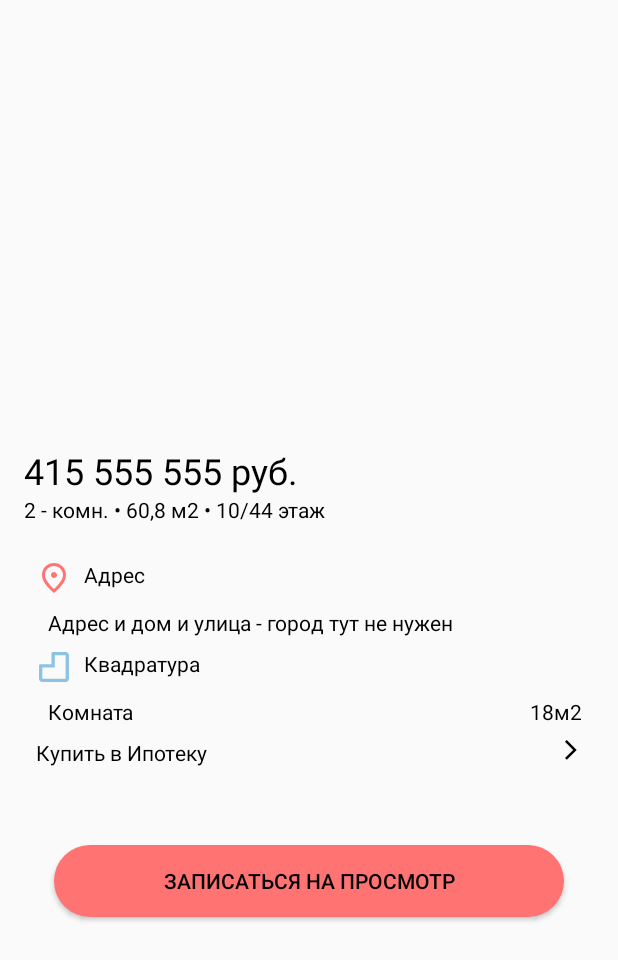
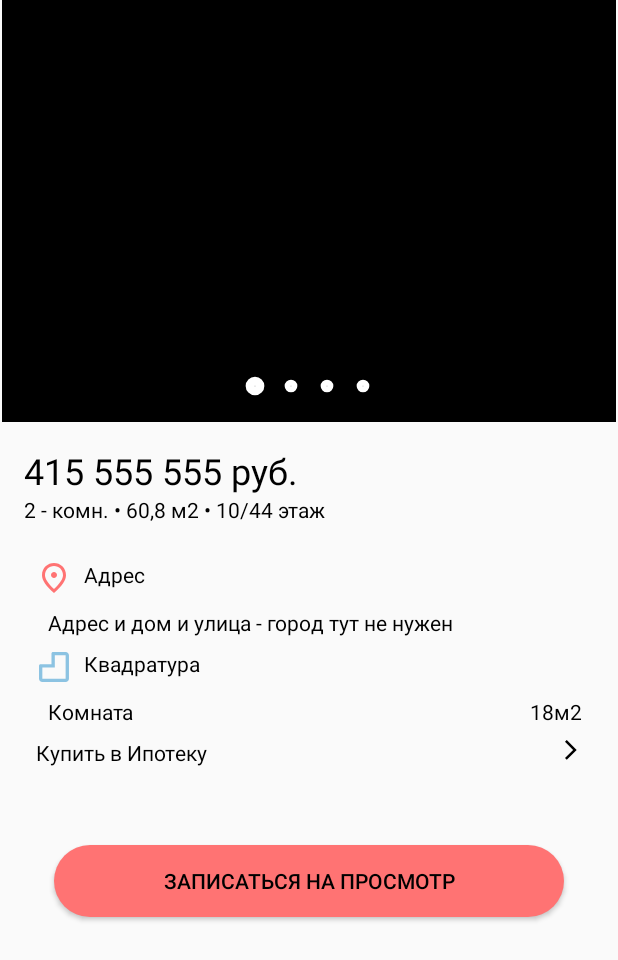
Before and after one commit to Osipuk-organization/DomClick, an Android app: the CardOfApartmentFragment screen opened through its navigation route, on a phone screen of 412 x 824 dp. Shown: the top 960 px of the screen. Run offline under Robolectric (Android 15) with nearby library versions, the phone set to English and light mode, and no system bars; our stand-ins replace Firebase (no records; nobody signed in at launch, a user with empty details on screens opened directly); Roboto replaces fonts that are not available here.

Commit message:
PageViewer with Indicator for CardOfApartmentFragment.kt

```diff
--- a/app/src/main/java/ru/osipuc/domclick/ui/fragments/CardOfApartmentFragment.kt
+++ /dev/null
@@ -1,50 +0,0 @@
-package ru.osipuc.domclick.ui.fragments
-
-import android.view.LayoutInflater
-import android.view.View
-import android.widget.ImageView
-import android.widget.TextView
-import androidx.fragment.app.Fragment
-import kotlinx.android.synthetic.main.fragment_card_of_apartment.*
-import ru.osipuc.domclick.R
-import ru.osipuc.domclick.utilites.APP_ACTIVITY
-
-class CardOfApartmentFragment : Fragment(R.layout.fragment_card_of_apartment) {
-
-    override fun onStart() {
-        super.onStart()
-            //  APP_ACTIVITY.navBottom.visibility = View.GONE
-    }
-
-    override fun onResume() {
-        super.onResume()
-        addRows(R.drawable.ic_geo, "Адрес", null)
-        addRows(null, "Адрес и дом и улица - город тут не нужен", null)
-        addRows(R.drawable.ic_m2, "Квадратура", null)
-        addRows(null, "Комната", "18м2")
-
-        addRows("Купить в Ипотеку")
-    }
-
-    private fun addRows(imageResources: Int?, textStartString: String?, textEndString: String?){
-        val layoutInflater = LayoutInflater.from(context).inflate(R.layout.layout_inner_in_fragment_card, null ,false)
-        val image = layoutInflater.findViewById<ImageView>(R.id.image_view_inner)
-        val textStart =  layoutInflater.findViewById<TextView>(R.id.text_start_main_inner)
-        val textEnd = layoutInflater.findViewById<TextView>(R.id.text_end_main_inner)
-        if (imageResources != null) image.setImageResource(imageResources)
-        if (textStartString != null) textStart.text = textStartString
-        if (textEndString != null) textEnd.text = textEndString
-        val lineLayoutMain = linear_layout_main
-        lineLayoutMain.addView(layoutInflater)
-    }
-
-    private fun addRows(textString: String?){
-        val layoutInflater = LayoutInflater.from(context).inflate(R.layout.layout_inner_add_in_fragment_card, null ,false)
-        val image = layoutInflater.findViewById<ImageView>(R.id.image_add)
-        val text =  layoutInflater.findViewById<TextView>(R.id.text_add)
-        image.setImageResource(R.drawable.ic_arrow_right)
-        if (textString != null) text.text = textString
-        val lineLayoutMain = linear_layout_main
-        lineLayoutMain.addView(layoutInflater)
-    }
-}
--- /dev/null
+++ b/app/src/main/java/ru/osipuc/domclick/ui/fragments/cardOfApartmentFragment/AdapterCardForImage.kt
@@ -0,0 +1,26 @@
+package ru.osipuc.domclick.ui.fragments.cardOfApartmentFragment
+
+import android.view.LayoutInflater
+import android.view.View
+import android.view.ViewGroup
+import androidx.recyclerview.widget.RecyclerView
+import kotlinx.android.synthetic.main.item_image_for_card.view.*
+import ru.osipuc.domclick.R
+
+class AdapterCardForImage(private val colors: IntArray) :
+    RecyclerView.Adapter<AdapterCardForImage.PagerVH>() {
+    class PagerVH(itemView: View) : RecyclerView.ViewHolder(itemView)
+
+    override fun onCreateViewHolder(parent: ViewGroup, viewType: Int): PagerVH =
+        PagerVH(
+            LayoutInflater.from(parent.context).inflate(R.layout.item_image_for_card, parent, false)
+        )
+
+    override fun getItemCount(): Int = colors.size
+
+    override fun onBindViewHolder(holder: PagerVH, position: Int) {
+        holder.itemView.run { image_for_card.setImageResource(colors[position]) }
+    }
+
+
+}
--- /dev/null
+++ b/app/src/main/java/ru/osipuc/domclick/ui/fragments/cardOfApartmentFragment/CardOfApartmentFragment.kt
@@ -0,0 +1,59 @@
+package ru.osipuc.domclick.ui.fragments.cardOfApartmentFragment
+
+import android.view.LayoutInflater
+import android.widget.ImageView
+import android.widget.TextView
+import androidx.fragment.app.Fragment
+import com.google.android.material.tabs.TabLayoutMediator
+import kotlinx.android.synthetic.main.fragment_card_of_apartment.*
+import ru.osipuc.domclick.R
+
+class CardOfApartmentFragment : Fragment(R.layout.fragment_card_of_apartment) {
+
+    override fun onResume() {
+        super.onResume()
+        val vp = viewPager2
+        vp.adapter = AdapterCardForImage(testInfo2())
+        TabLayoutMediator(tabViewPager, vp) { tab, position -> }.attach()
+        testInfo()
+    }
+
+    private fun testInfo2(): IntArray = intArrayOf(
+        android.R.color.black,
+        android.R.color.holo_green_light,
+        android.R.color.holo_orange_light,
+        android.R.color.holo_red_light
+    )
+
+    private fun testInfo() {
+        addRows(R.drawable.ic_geo, "Адрес", null)
+        addRows(null, "Адрес и дом и улица - город тут не нужен", null)
+        addRows(R.drawable.ic_m2, "Квадратура", null)
+        addRows(null, "Комната", "18м2")
+        addRows("Купить в Ипотеку")
+    }
+
+    private fun addRows(imageResources: Int?, textStartString: String?, textEndString: String?) {
+        val layoutInflater = LayoutInflater.from(context)
+            .inflate(R.layout.layout_inner_in_fragment_card, null, false)
+        val image = layoutInflater.findViewById<ImageView>(R.id.image_view_inner)
+        val textStart = layoutInflater.findViewById<TextView>(R.id.text_start_main_inner)
+        val textEnd = layoutInflater.findViewById<TextView>(R.id.text_end_main_inner)
+        imageResources?.let { image.setImageResource(imageResources) }
+        textStartString.let { textStart.text = textStartString }
+        textEndString.let { textEnd.text = textEndString }
+        val lineLayoutMain = linear_layout_main
+        lineLayoutMain.addView(layoutInflater)
+    }
+
+    private fun addRows(textString: String?) {
+        val layoutInflater = LayoutInflater.from(context)
+            .inflate(R.layout.layout_inner_add_in_fragment_card, null, false)
+        val image = layoutInflater.findViewById<ImageView>(R.id.image_add)
+        val text = layoutInflater.findViewById<TextView>(R.id.text_add)
+        image.setImageResource(R.drawable.ic_arrow_right)
+        textString.let { text.text = textString }
+        val lineLayoutMain = linear_layout_main
+        lineLayoutMain.addView(layoutInflater)
+    }
+}
--- a/app/src/main/java/ru/osipuc/domclick/ui/fragments/listFragment/AdapterApartments.kt
+++ b/app/src/main/java/ru/osipuc/domclick/ui/fragments/listFragment/AdapterApartments.kt
@@ -9,17 +9,16 @@ import ru.osipuc.domclick.R
 import ru.osipuc.domclick.utilites.APP_ACTIVITY
 import ru.osipuc.domclick.utilites.showToast
 
-class AdapterApartments() : RecyclerView.Adapter<AdapterApartments.ViewHolderApartments>(), View.OnClickListener {
-    class ViewHolderApartments(itemView: View) : RecyclerView.ViewHolder(itemView){
-    }
+class AdapterApartments() : RecyclerView.Adapter<AdapterApartments.ViewHolderApartments>(),
+    View.OnClickListener {
+    class ViewHolderApartments(itemView: View) : RecyclerView.ViewHolder(itemView)
 
-    override fun onCreateViewHolder(parent: ViewGroup, viewType: Int): ViewHolderApartments {
-        val view = LayoutInflater.from(parent.context)
-            .inflate(R.layout.item_apartment, parent, false)
-        return ViewHolderApartments(
-            view
+    override fun onCreateViewHolder(parent: ViewGroup, viewType: Int): ViewHolderApartments =
+        ViewHolderApartments(
+            LayoutInflater.from(parent.context)
+                .inflate(R.layout.item_apartment, parent, false)
         )
-    }
+
 
     override fun getItemCount() = 20
 
--- a/app/src/main/java/ru/osipuc/domclick/ui/fragments/listFragment/ListFragment.kt
+++ b/app/src/main/java/ru/osipuc/domclick/ui/fragments/listFragment/ListFragment.kt
@@ -11,7 +11,6 @@ class ListFragment : Fragment(R.layout.fragment_list) {
     private lateinit var mRecyclerView: RecyclerView
     private lateinit var mAdapter: AdapterApartments
 
-
     override fun onResume() {
         super.onResume()
         mAdapter = AdapterApartments()
--- /dev/null
+++ b/app/src/main/res/drawable/default_dot.xml
@@ -0,0 +1,12 @@
+<?xml version="1.0" encoding="utf-8"?>
+<layer-list xmlns:android="http://schemas.android.com/apk/res/android">
+    <item>
+        <shape
+            android:shape="ring"
+            android:innerRadiusRatio="100"
+            android:thickness="4dp"
+            android:useLevel="false">
+            <solid android:color="@color/colorWhite"/>
+        </shape>
+    </item>
+</layer-list>
--- /dev/null
+++ b/app/src/main/res/drawable/selected_dot.xml
@@ -0,0 +1,12 @@
+<?xml version="1.0" encoding="utf-8"?>
+<layer-list xmlns:android="http://schemas.android.com/apk/res/android">
+    <item>
+        <shape
+            android:shape="ring"
+            android:innerRadiusRatio="100"
+            android:thickness="6dp"
+            android:useLevel="false">
+            <solid android:color="@color/colorWhite"/>
+            </shape>
+    </item>
+</layer-list>
--- /dev/null
+++ b/app/src/main/res/drawable/tab_selector.xml
@@ -0,0 +1,6 @@
+<?xml version="1.0" encoding="utf-8"?>
+<selector xmlns:android="http://schemas.android.com/apk/res/android">
+    <item android:drawable="@drawable/selected_dot" android:state_selected="true" />
+
+    <item android:drawable="@drawable/default_dot" />
+</selector>
--- a/app/src/main/res/layout/fragment_card_of_apartment.xml
+++ b/app/src/main/res/layout/fragment_card_of_apartment.xml
@@ -4,7 +4,7 @@
     xmlns:tools="http://schemas.android.com/tools"
     android:layout_width="match_parent"
     android:layout_height="match_parent"
-    tools:context=".ui.fragments.CardOfApartmentFragment">
+    tools:context=".ui.fragments.cardOfApartmentFragment.CardOfApartmentFragment">
 
 
     <androidx.viewpager2.widget.ViewPager2
@@ -13,7 +13,18 @@
         android:layout_height="281dp"
         app:layout_constraintEnd_toEndOf="parent"
         app:layout_constraintStart_toStartOf="parent"
-        app:layout_constraintTop_toTopOf="parent" />
+        app:layout_constraintTop_toTopOf="parent">
+    </androidx.viewpager2.widget.ViewPager2>
+
+    <com.google.android.material.tabs.TabLayout
+        android:id="@+id/tabViewPager"
+        android:layout_width="match_parent"
+        android:layout_height="wrap_content"
+        app:layout_constraintBottom_toBottomOf="@+id/viewPager2"
+        app:layout_constraintStart_toStartOf="parent"
+        app:tabBackground="@drawable/tab_selector"
+        app:tabGravity="center"
+        app:tabIndicatorHeight="0dp" />
 
     <TextView
         android:id="@+id/textApartmentValue"
--- /dev/null
+++ b/app/src/main/res/layout/item_image_for_card.xml
@@ -0,0 +1,7 @@
+<?xml version="1.0" encoding="utf-8"?>
+<ImageView
+    xmlns:android="http://schemas.android.com/apk/res/android"
+    android:id="@+id/image_for_card"
+    android:layout_width="match_parent"
+    android:layout_height="match_parent">
+</ImageView>
--- a/app/src/main/res/navigation/main_nav.xml
+++ b/app/src/main/res/navigation/main_nav.xml
@@ -33,7 +33,7 @@
     </fragment>
     <fragment
         android:id="@+id/cardOfApartmentFragment"
-        android:name="ru.osipuc.domclick.ui.fragments.CardOfApartmentFragment"
+        android:name="ru.osipuc.domclick.ui.fragments.cardOfApartmentFragment.CardOfApartmentFragment"
         android:label="fragment_card_of_apartment"
         tools:layout="@layout/fragment_card_of_apartment" />
 </navigation>
```
